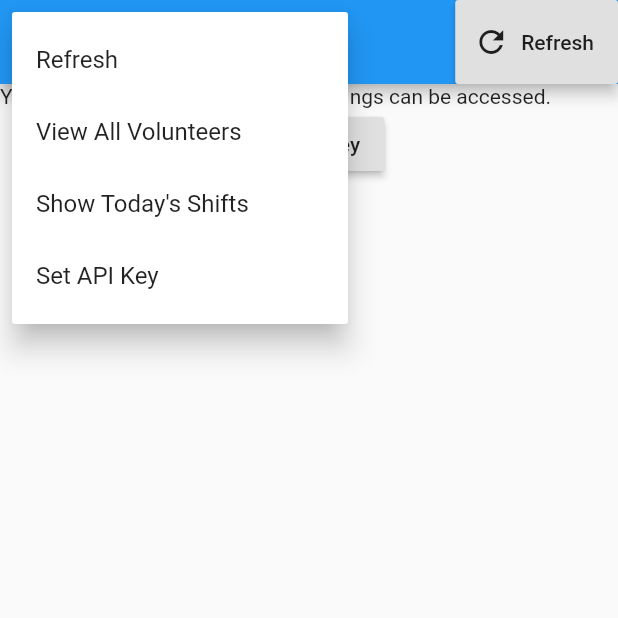
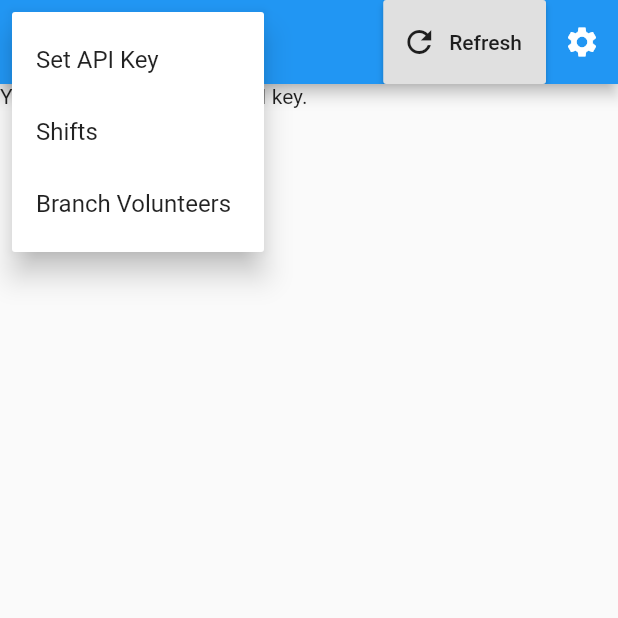
Before and after one commit to chrisnorman7/3r-viewer, a Flutter app: the screen it shows after launch, after a tap on the "settings" icon, on a phone screen of 412 x 824 dp, the top half of it. Run offline on Flutter 3.47's test engine with Material 2 defaults, Android fonts, the phone set to English and light mode, and no system bars; our stand-ins replace shared_preferences; network calls fail.

Commit message:
Change the interface.

```diff
--- a/three_rings_viewer/lib/constants.dart
+++ b/three_rings_viewer/lib/constants.dart
@@ -1,4 +1,16 @@
+import 'package:flutter/material.dart';
+
+import 'shift.dart';
+import 'volunteer.dart';
+
 const String appTitle = 'Three Rings Viewer';
+const String loadingText = 'Loading...';
+const String noApiKeyText = 'You must first enter your API key.';
 const String apiKeyPreferenceName = 'apiKey';
 const String apiKeyFilename = 'api.key';
 const String baseUrl = 'https://www.3r.org.uk';
+
+List<Shift> shifts;
+List<Volunteer> volunteers;
+
+Map<String, Widget> tabs = <String, Widget>{};
--- a/three_rings_viewer/lib/main.dart
+++ b/three_rings_viewer/lib/main.dart
@@ -6,7 +6,8 @@ import 'package:shared_preferences/shared_preferences.dart';
 import 'constants.dart';
 import 'loading_page.dart';
 import 'settings.dart';
-import 'shifts_view.dart';
+import 'tabs/shifts_tab.dart';
+import 'tabs/volunteers_tab.dart';
 
 Future<void> main() async {
   runApp(
@@ -22,10 +23,12 @@ Future<void> main() async {
     prefs.setString(apiKeyPreferenceName, apiKey);
   }
   settings.apiKey = prefs.getString(apiKeyPreferenceName);
+  tabs['Shifts'] = ShiftsTab();
+  tabs['Branch Volunteers'] = const VolunteersTab('All Volunteers');
   return runApp(
     MaterialApp(
       title: appTitle,
-      home: const ShiftsView(ShiftsToLoad.relevant)
+      home: tabs.values.toList()[0],
     )
   );
 }
--- /dev/null
+++ b/three_rings_viewer/lib/menu_button.dart
@@ -0,0 +1,35 @@
+import 'package:flutter/material.dart';
+
+import 'api_key_form.dart';
+import 'constants.dart';
+import 'settings.dart';
+import 'util.dart';
+
+class MenuButton extends StatelessWidget {
+  @override
+  Widget build(BuildContext context) {
+    final Map<String, Widget> menuItems = <String, Widget>{
+      '${settings.apiKey == null ? "Set" : "Change"} API Key': ApiKeyForm(),
+    };
+    tabs.forEach(
+      (String name, Widget tab) => menuItems[name] = tab
+    );
+    return PopupMenuButton<Widget>(
+      icon: Icon(Icons.settings),
+      tooltip: 'Menu',
+      itemBuilder: (BuildContext context) {
+        final List<PopupMenuItem<Widget>> popupMenuItems = <PopupMenuItem<Widget>>[];
+        menuItems.forEach(
+          (String name, Widget widget) => popupMenuItems.add(
+            PopupMenuItem<Widget>(
+              child: Text(name),
+              value: widget,
+            )
+          )
+        );
+        return popupMenuItems;
+      },
+      onSelected: (Widget widget) => pushRoute(context, widget)
+    );
+  }
+}
--- a/three_rings_viewer/lib/shifts_view.dart
+++ /dev/null
@@ -1,288 +0,0 @@
-import 'dart:convert';
-
-import 'package:flutter/material.dart';
-import 'package:http/http.dart' as http;
-
-import 'api_key_form.dart';
-import 'constants.dart';
-import 'settings.dart';
-import 'shift.dart';
-import 'util.dart';
-import 'volunteer.dart';
-import 'volunteers_view.dart';
-
-typedef CallbackType = void Function();
-
-
-enum ShiftsToLoad {
-  today,
-  relevant,
-}
-
-class ShiftsView extends StatefulWidget {
-  @override
-  const ShiftsView(this.stl): super();
-
-  final ShiftsToLoad stl;
-
-  @override
-  ShiftsViewState createState() => ShiftsViewState(stl);
-}
-
-class ShiftsViewState extends State<ShiftsView> {
-  @override
-  ShiftsViewState(this.stl): super();
-
-  ShiftsToLoad stl;
-  List<Shift> _shifts;
-  String _error;
-  bool refreshing;
-
-  @override
-  Widget build(BuildContext context) {
-    refreshing ??= false;
-    Widget child;
-    final RaisedButton apiKeyButton = RaisedButton.icon(
-      icon: Icon(Icons.settings),
-      label: const Text('Enter API Key'),
-      onPressed: () => setState(() {
-        refreshing = false;
-        pushRoute(context, ApiKeyForm());
-      }),
-    );
-    final RaisedButton refreshButton = RaisedButton.icon(
-      icon: Icon(Icons.refresh),
-      label: const Text('Refresh'),
-      onPressed: refreshing ? null : () => setState(() {
-        refreshing = true;
-        refresh();
-      }),
-    );
-    final Map<String, CallbackType> menuItems = <String, CallbackType>{
-      'Refresh': refreshButton.onPressed,
-      'View All Volunteers': () => loadVolunteers(context),
-      'Show ${stl == ShiftsToLoad.today ? "Only Relevant" : "Today\'s"} Shifts': () => setState(() {
-        refreshing = true;
-        if (stl == ShiftsToLoad.today) {
-          stl = ShiftsToLoad.relevant;
-        } else {
-          stl = ShiftsToLoad.today;
-        }
-        refresh();
-      }),
-      '${settings.apiKey == null? "Set" : "Change"} API Key': apiKeyButton.onPressed,
-    };
-    if (settings.apiKey == null) {
-      child = Column(
-        children: <Widget>[
-          const Text('You must enter an API key before 3 Rings can be accessed.'),
-          apiKeyButton,
-        ],
-      );
-    } else if (_shifts == null) {
-      child = Column(
-        children: <Widget>[
-          const Text('Tap the refresh button to load shifts.'),
-          refreshButton
-        ]
-      );
-    } else if (_error != null) {
-      child = Text(_error);
-    } else {
-      child = ListView.builder(
-        itemCount: _shifts.length + 1,
-        itemBuilder: (BuildContext context, int index) {
-          if (index == 0) {
-            return Title(
-              child: Text('Showing ${stl == ShiftsToLoad.today ? "today\'s" : "only relevant"} shifts'),
-              color: Colors.green,
-            );
-          }
-          final Shift shift = _shifts[index - 1];
-          return ListTile(
-            title: Text(shift.name),
-            subtitle: Text('(${shift.startString}-${shift.endString})'),
-            onTap: () => pushRoute(context, VolunteersView(
-              name: shift.name,
-              volunteers: shift.volunteers
-            ))
-          );
-        }
-      );
-    }
-    return Scaffold(
-      appBar: AppBar(
-        leading: PopupMenuButton<CallbackType>(
-          itemBuilder: (BuildContext context) {
-            final List<PopupMenuItem<CallbackType>> mi = <PopupMenuItem<CallbackType>>[];
-            menuItems.forEach(
-              (String description, CallbackType cb) => mi.add(
-                PopupMenuItem<CallbackType>(
-                  child: Text(description),
-                  value: cb,
-                )
-              )
-            );
-            return mi;
-          },
-          onSelected: refreshing ? null : (CallbackType cb) => setState(() {
-            refreshing = true;
-            cb();
-          }),
-          tooltip: 'Menu',
-          icon: Icon(Icons.settings),
-          enabled: !refreshing,
-        ),
-        title: const Text('3 Rings Viewer'),
-        actions: <Widget>[
-          refreshButton
-        ],
-      ),
-      body: child,
-    );
-  }
-
-  Future<void> refresh() async {
-    final DateTime now = DateTime.now();
-    String url = '$baseUrl/shift.json';
-    final DateTime startDate = now.subtract(const Duration(days:1));
-    url = '$url?start_date=${getTimestamp(startDate)}';
-    final DateTime endDate = now.add(const Duration(days:1));
-    url = '$url&end_date=${getTimestamp(endDate)}';
-    http.Response r;
-    _shifts = <Shift>[];
-    _error = null;
-    try {
-      r = await getJson(url);
-      if (r.statusCode != 200) {
-        _error = 'Error: ${r.statusCode}.';
-        if (r.statusCode == 403) {
-          _error += ' The most likely cause of this error is an invalid API key.';
-        }
-      } else {
-        final Map<String, dynamic> data = jsonDecode(r.body) as Map<String, dynamic>;
-        final List<dynamic> shifts = data['shifts'] as List<dynamic>;
-        final List<Shift> currentShifts = <Shift>[];
-        List<Shift> allDayShifts = <Shift>[], previousShifts = <Shift>[], nextShifts = <Shift>[];
-        for (final dynamic shiftData in shifts) {
-          final DateTime shiftStart = DateTime.tryParse(shiftData['start_datetime'] as String);
-          final int duration = shiftData['duration'] as int;
-          if (shiftStart == null || duration == null) {
-            continue;
-          }
-          final DateTime shiftEnd = shiftStart.add(Duration(seconds: duration));
-          final List<Volunteer> volunteers = <Volunteer>[];
-          for (final dynamic volunteerShiftData in shiftData['volunteer_shifts']) {
-            final dynamic volunteerData = volunteerShiftData['volunteer'];
-            final int volunteerId = volunteerData['id'] as int;
-            final String volunteerName = volunteerData['name'] as String;
-            volunteers.add(
-              Volunteer(
-                id: volunteerId,
-                name: volunteerName
-              )
-            );
-          }
-          final Shift shift = Shift(
-            rotaId: shiftData['rota']['id'] as int,
-            name: shiftData['rota']['name'] as String,
-            start: shiftStart,
-            end: shiftEnd,
-            volunteers: volunteers,
-          );
-          if ((shiftData['all_day'] as bool) == true || stl == ShiftsToLoad.today) {
-            allDayShifts.add(shift);
-          } else if (shiftStart.isBefore(now) && shift.end.isAfter(now)) {
-            currentShifts.add(shift);
-          } else if (shift.end.isBefore(now)) {
-            previousShifts.add(shift);
-          } else {
-            nextShifts.add(shift);
-          }
-        }
-        DateTime latestPreviousShift;
-        for (final Shift shift in previousShifts) {
-          if (latestPreviousShift == null || shift.start.isAfter(latestPreviousShift)) {
-            latestPreviousShift = shift.start;
-          }
-        }
-        previousShifts = previousShifts.where(
-          (Shift entry) => entry.start.isAtSameMomentAs(latestPreviousShift)
-        ).toList();
-        DateTime earliestNextShift;
-        for (final Shift shift in nextShifts) {
-          if (earliestNextShift == null || shift.start.isBefore(earliestNextShift)) {
-            earliestNextShift = shift.start;
-          }
-        }
-        nextShifts = nextShifts.where(
-          (Shift entry) => entry.start.isAtSameMomentAs(earliestNextShift)
-        ).toList();
-        allDayShifts = allDayShifts.where(
-          (Shift entry) => entry.start.year == now.year && entry.start.month == now.month && entry.start.day == now.day
-        ).toList();
-        for (final List<Shift> shifts in <List<Shift>>[
-          allDayShifts,
-          previousShifts,
-          currentShifts,
-          nextShifts,
-        ]) {
-          shifts.sort(
-            (Shift a, Shift b) => a.volunteers.length.compareTo(b.volunteers.length)
-          );
-          for (final Shift shift in shifts) {
-            if (shift.volunteers.isNotEmpty) {
-              _shifts.add(shift);
-            }
-          }
-        }
-      }
-    }
-    catch(e) {
-      _error = e.toString();
-    }
-    finally {
-      setState(() => refreshing = false);
-    }
-  }
-
-  Future<void> loadVolunteers(BuildContext context) async {
-    setState(() => refreshing = true);
-    try {
-      final http.Response r = await getJson('$baseUrl/directory.json');
-      final List<Volunteer> volunteers = <Volunteer>[];
-      if (r.statusCode != 200) {
-        pushRoute(
-          context, VolunteersView(
-            name: 'Loading volunteers failed: ${r.statusCode}',
-            volunteers: volunteers,
-          )
-        );
-        return;
-      }
-      final dynamic volunteersData = jsonDecode(r.body)['volunteers'];
-      for (final dynamic data in volunteersData) {
-        final int volunteerId = data['id'] as int;
-        final String volunteerName = data['name'] as String;
-        volunteers.add(
-          Volunteer(
-            id: volunteerId,
-            name: volunteerName
-          )
-        );
-      }
-      pushRoute(
-        context, VolunteersView(
-          name: 'All Volunteers',
-          volunteers: volunteers,
-        )
-      );
-    }
-    catch(e) {
-      _error = e.toString();
-    }
-    finally {
-      setState(() => refreshing = false);
-    }
-  }
-}
--- /dev/null
+++ b/three_rings_viewer/lib/tabs/shifts_tab.dart
@@ -0,0 +1,241 @@
+import 'dart:convert';
+
+import 'package:flutter/material.dart';
+import 'package:http/http.dart' as http;
+
+import '../constants.dart';
+import '../menu_button.dart';
+import '../settings.dart';
+import '../shift.dart';
+import '../util.dart';
+import '../volunteer.dart';
+import '../volunteers_view.dart';
+
+typedef CallbackType = void Function();
+
+enum ShiftsToLoad {
+  today,
+  relevant,
+}
+
+class ShiftsTab extends StatefulWidget {
+  @override
+  ShiftsTabState createState() => ShiftsTabState();
+}
+
+class ShiftsTabState extends State<ShiftsTab> {
+  ShiftsToLoad _stl;
+  String _error;
+  bool _refreshing;
+
+  @override
+  void initState() {
+    _stl = ShiftsToLoad.relevant;
+    _refreshing = false;
+    super.initState();
+  }
+
+  @override
+  Widget build(BuildContext context) {
+    final RaisedButton refreshButton = RaisedButton.icon(
+      icon: Icon(Icons.refresh),
+      label: const Text('Refresh'),
+      onPressed: _refreshing == null? null : () => setState(() {
+        _refreshing = true;
+        refresh();
+      }),
+    );
+    final Map<String, CallbackType> menuItems = <String, CallbackType>{
+      'Refresh': refreshButton.onPressed,
+      'Show ${_stl == ShiftsToLoad.today ? "Only Relevant" : "Today\'s"} Shifts': () => setState(() {
+        _refreshing = true;
+        if (_stl == ShiftsToLoad.today) {
+          _stl = ShiftsToLoad.relevant;
+        } else {
+          _stl = ShiftsToLoad.today;
+        }
+        refresh();
+      }),
+    };
+    final PopupMenuButton<CallbackType> menuButton = PopupMenuButton<CallbackType>(
+      itemBuilder: (BuildContext context) {
+        final List<PopupMenuItem<CallbackType>> popupMenuItems = <PopupMenuItem<CallbackType>>[];
+        menuItems.forEach(
+          (String description, CallbackType cb) => popupMenuItems.add(
+            PopupMenuItem<CallbackType>(
+              child: Text(description),
+              value: cb,
+            )
+          )
+        );
+        return popupMenuItems;
+      },
+      onSelected: _refreshing ? null : (CallbackType cb) => setState(() {
+        _refreshing = true;
+        cb();
+      }),
+      tooltip: 'Options',
+      icon: Icon(Icons.settings),
+      enabled: !_refreshing,
+    );
+    if (!_refreshing && shifts == null) {
+      refresh();
+    }
+    return Scaffold(
+      appBar: AppBar(
+        leading: MenuButton(),
+        title: const Text('Shifts'),
+        actions: <Widget>[
+          refreshButton,
+          menuButton,
+        ]
+      ),
+      body: getBodyWidget()
+    );
+  }
+
+  Widget getBodyWidget() {
+    if (settings.apiKey == null) {
+      return const Text('You must first enter your API key.');
+    } else if (_refreshing) {
+      return const Text('Loading...');
+    } else if (_error != null) {
+      return Text(_error);
+    } else if (shifts == null) {
+      return const Center(
+        child: Text('Tap the refresh button to load shifts.'),
+      );
+    } else {
+      return ListView.builder(
+        itemCount: shifts.length + 1,
+        itemBuilder: (BuildContext context, int index) {
+          if (index == 0) {
+            return Title(
+              child: Text('Showing ${_stl == ShiftsToLoad.today ? "today\'s" : "only relevant"} shifts'),
+              color: Colors.green,
+            );
+          }
+          final Shift shift = shifts[index - 1];
+          return ListTile(
+            title: Text(shift.name),
+            subtitle: Text('(${shift.startString}-${shift.endString})'),
+            onTap: () => pushRoute(
+              context, Scaffold(
+                appBar: AppBar(title: Text(shift.toString())),
+                body:VolunteersView(shift.volunteers),
+              )
+            )
+          );
+        }
+      );
+    }
+  }
+
+  Future<void> refresh() async {
+    setState(() {
+      _error = null;
+      _refreshing = true;
+    });
+    final DateTime now = DateTime.now();
+    String url = '$baseUrl/shift.json';
+    final DateTime startDate = now.subtract(const Duration(days:1));
+    url = '$url?start_date=${getTimestamp(startDate)}';
+    final DateTime endDate = now.add(const Duration(days:1));
+    url = '$url&end_date=${getTimestamp(endDate)}';
+    http.Response r;
+    try {
+      r = await getJson(url);
+      if (r.statusCode != 200) {
+        throw errorFromCode(r.statusCode);
+      }
+      shifts = <Shift>[];
+      final Map<String, dynamic> data = jsonDecode(r.body) as Map<String, dynamic>;
+      final List<dynamic> shiftsData = data['shifts'] as List<dynamic>;
+      final List<Shift> currentShifts = <Shift>[];
+      List<Shift> allDayShifts = <Shift>[], previousShifts = <Shift>[], nextShifts = <Shift>[];
+      for (final dynamic shiftData in shiftsData) {
+        final DateTime shiftStart = DateTime.tryParse(shiftData['start_datetime'] as String);
+        final int duration = shiftData['duration'] as int;
+        if (shiftStart == null || duration == null) {
+          continue;
+        }
+        final DateTime shiftEnd = shiftStart.add(Duration(seconds: duration));
+        final List<Volunteer> volunteers = <Volunteer>[];
+        for (final dynamic volunteerShiftData in shiftData['volunteer_shifts']) {
+          final dynamic volunteerData = volunteerShiftData['volunteer'];
+          final int volunteerId = volunteerData['id'] as int;
+          final String volunteerName = volunteerData['name'] as String;
+          volunteers.add(
+            Volunteer(
+              id: volunteerId,
+              name: volunteerName,
+            )
+          );
+        }
+        final Shift shift = Shift(
+          rotaId: shiftData['rota']['id'] as int,
+          name: shiftData['rota']['name'] as String,
+          start: shiftStart,
+          end: shiftEnd,
+          volunteers: volunteers,
+        );
+        if ((shiftData['all_day'] as bool) == true || _stl == ShiftsToLoad.today) {
+          allDayShifts.add(shift);
+        } else if (shiftStart.isBefore(now) && shift.end.isAfter(now)) {
+          currentShifts.add(shift);
+        } else if (shift.end.isBefore(now)) {
+          previousShifts.add(shift);
+        } else {
+          nextShifts.add(shift);
+        }
+      }
+      DateTime latestPreviousShift;
+      for (final Shift shift in previousShifts) {
+        if (latestPreviousShift == null || shift.start.isAfter(latestPreviousShift)) {
+          latestPreviousShift = shift.start;
+        }
+      }
+      previousShifts = previousShifts.where(
+        (Shift entry) => entry.start.isAtSameMomentAs(latestPreviousShift)
+      ).toList();
+      DateTime earliestNextShift;
+      for (final Shift shift in nextShifts) {
+        if (earliestNextShift == null || shift.start.isBefore(earliestNextShift)) {
+          earliestNextShift = shift.start;
+        }
+      }
+      nextShifts = nextShifts.where(
+        (Shift entry) => entry.start.isAtSameMomentAs(earliestNextShift)
+      ).toList();
+      allDayShifts = allDayShifts.where(
+        (Shift entry) => entry.start.year == now.year && entry.start.month == now.month && entry.start.day == now.day
+      ).toList();
+      for (final List<Shift> shiftsList in <List<Shift>>[
+        allDayShifts,
+        previousShifts,
+        currentShifts,
+        nextShifts,
+      ]) {
+        shiftsList.sort(
+          (Shift a, Shift b) => a.volunteers.length.compareTo(b.volunteers.length)
+        );
+        for (final Shift shift in shiftsList) {
+          if (shift.volunteers.isNotEmpty) {
+            shifts.add(shift);
+          }
+        }
+      }
+    }
+    catch(e) {
+      _error = e.toString();
+      rethrow;
+    }
+    finally {
+      if (mounted) {
+        setState(() => _refreshing = false);
+      } else {
+        _refreshing = false;
+      }
+    }
+  }
+}
```
Also changed, not shown: three_rings_viewer/lib/tabs/Volunteers_tab.dart (added, +108 -0 lines), three_rings_viewer/lib/tabs/base.dart (added, +13 -0 lines), three_rings_viewer/lib/util.dart (+8 -0 lines), three_rings_viewer/lib/volunteers_view.dart (+2 -14 lines).
